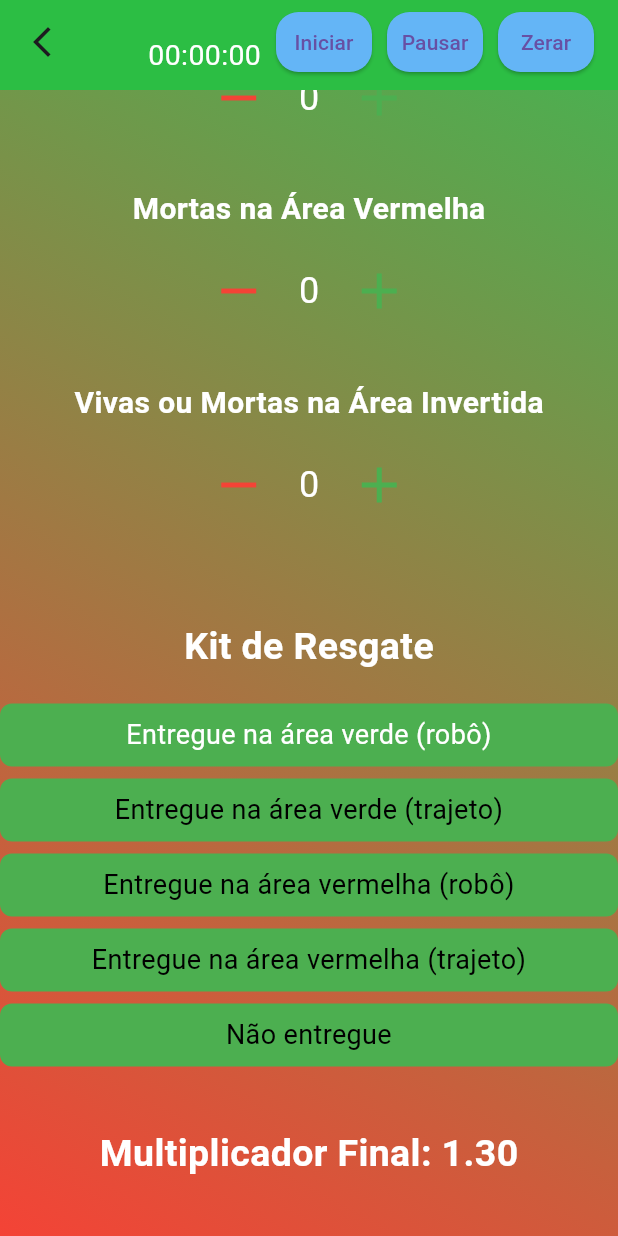
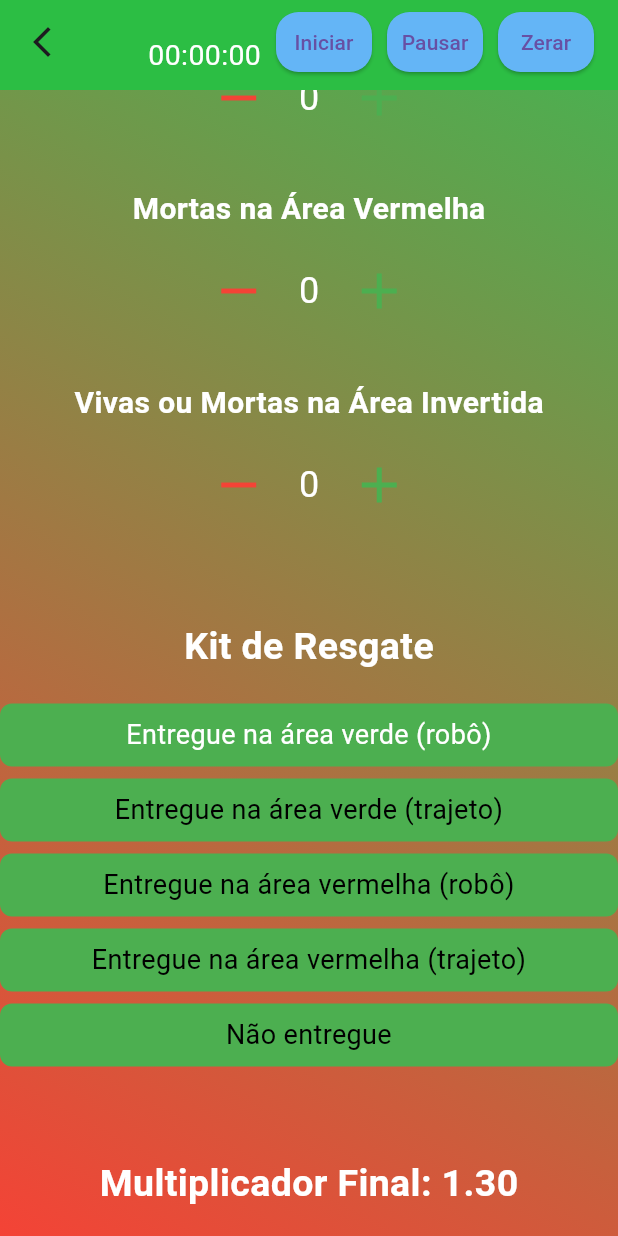
Before and after one commit to GC-Solucoes/pontuador_robolab, a Flutter app: the MyHomePage screen opened by its route, scrolled down 1728 dp, after a tap on "Entregue na área verde (robô)", on a phone screen of 412 x 824 dp. Run offline on Flutter 3.47's test engine with Material 3 defaults, Android fonts, the phone set to English and light mode, and no system bars; our stand-ins replace flutter_keyboard_visibility, sqflite; accounts and stored records are empty; network calls fail.

Commit message:
versao-final

```diff
--- a/lib/core/atom/shared_atom.dart
+++ b/lib/core/atom/shared_atom.dart
@@ -14,6 +14,7 @@ class SharedAtom{
   static num pontos11 = 1.0;
   static num pontos12 = 1.0;
   static num pontos13 = 1.0;
+  static num pontos14 = 1.0;
   static String nome = '';
 
   static String cronometro = '';
--- a/lib/features/inicio_pontuador/presentation/pages/home_page.dart
+++ b/lib/features/inicio_pontuador/presentation/pages/home_page.dart
@@ -1,5 +1,3 @@
-// ignore_for_file: library_private_types_in_public_api, unused_element
-
 import 'dart:async';
 import 'package:flutter/material.dart';
 import 'package:pontuador_robolab/features/inicio_pontuador/presentation/widgets/becos.widget.dart';
@@ -74,7 +72,8 @@ class _MyHomePageState extends State<MyHomePage> {
 
     String formattedMinutes = minutos.toString().padLeft(2, '0');
     String formattedSeconds = segundos.toString().padLeft(2, '0');
-    String formattedMilliseconds = (milissegundos ~/ 10).toString().padLeft(2, '0');
+    String formattedMilliseconds =
+        (milissegundos ~/ 10).toString().padLeft(2, '0');
 
     return '$formattedMinutes:$formattedSeconds:$formattedMilliseconds';
   }
@@ -88,7 +87,25 @@ class _MyHomePageState extends State<MyHomePage> {
     setState(() {});
   }
 
+  num calcMulti() {
+    return SharedAtom.pontos14 = SharedAtom.pontos13 *
+        (SharedAtom.pontos10 * SharedAtom.pontos11 * SharedAtom.pontos12);
+  }
+
+  String formatarPontos(num pontos) {
+    return pontos.toStringAsFixed(2);
+  }
+
   List<int> listaPontos = [];
+
+  int _selectedKitIndex = -1; // Índice do kit de resgate selecionado
+
+  // Função para lidar com a mudança do kit de resgate
+  void _handleKitChanged(int index) {
+    setState(() {
+      _selectedKitIndex = index;
+    });
+  }
 
   @override
   Widget build(BuildContext context) {
@@ -290,7 +307,9 @@ class _MyHomePageState extends State<MyHomePage> {
                   ),
                 ),
                 const SizedBox(height: 20),
-                VitimasVerdeWidget(onQuantidadeVitimasChanged: _handleQuantidadeVitimasChanged),
+                VitimasVerdeWidget(
+                  onQuantidadeVitimasChanged: _handleQuantidadeVitimasChanged,
+                ),
                 const SizedBox(height: 40),
                 const Text(
                   'Mortas na Área Vermelha',
@@ -301,7 +320,9 @@ class _MyHomePageState extends State<MyHomePage> {
                   ),
                 ),
                 const SizedBox(height: 20),
-                VitimasVermelhoWidget(onQuantidadeVitimasChanged: _handleQuantidadeVitimasChanged),
+                VitimasVermelhoWidget(
+                  onQuantidadeVitimasChanged: _handleQuantidadeVitimasChanged,
+                ),
                 const SizedBox(height: 40),
                 const Text(
                   'Vivas ou Mortas na Área Invertida',
@@ -312,7 +333,9 @@ class _MyHomePageState extends State<MyHomePage> {
                   ),
                 ),
                 const SizedBox(height: 20),
-                VitimasInvertidaWidget(onQuantidadeVitimasChanged: _handleQuantidadeVitimasChanged),
+                VitimasInvertidaWidget(
+                  onQuantidadeVitimasChanged: _handleQuantidadeVitimasChanged,
+                ),
                 const SizedBox(height: 60),
                 const Text(
                   'Kit de Resgate',
@@ -323,7 +346,17 @@ class _MyHomePageState extends State<MyHomePage> {
                   ),
                 ),
                 const SizedBox(height: 20),
-                const KitResgateWidget(),
+                KitResgateWidget(
+                  onKitChanged: _handleKitChanged,
+                ),
+                const SizedBox(height: 20),
+                Text(
+                  'Multiplicador Final: ${formatarPontos(calcMulti())}',
+                  style: const TextStyle(
+                      color: Colors.white,
+                      fontWeight: FontWeight.bold,
+                      fontSize: 25),
+                ),
                 const SizedBox(height: 40),
                 ElevatedButton(
                   onPressed: () {
--- a/lib/features/inicio_pontuador/presentation/widgets/kit_resgate.widget.dart
+++ b/lib/features/inicio_pontuador/presentation/widgets/kit_resgate.widget.dart
@@ -1,9 +1,15 @@
 import 'package:flutter/material.dart';
 import 'package:pontuador_robolab/core/atom/shared_atom.dart';
 
+class KitResgateWidget extends StatefulWidget {
+  final VoidCallback? onPontos13Changed;
+  final Function(int) onKitChanged;
 
-class KitResgateWidget extends StatefulWidget {
-  const KitResgateWidget({Key? key}) : super(key: key);
+  const KitResgateWidget({
+    Key? key,
+    this.onPontos13Changed,
+    required this.onKitChanged,
+  }) : super(key: key);
 
   @override
   _KitResgateWidgetState createState() => _KitResgateWidgetState();
@@ -51,6 +57,7 @@ class _KitResgateWidgetState extends State<KitResgateWidget> {
                       } else {
                         SharedAtom.pontos13 = 1.0;
                       }
+                      widget.onKitChanged(index); // Chame o callback com o índice selecionado
                     });
                   },
                   child: Container(
@@ -86,23 +93,8 @@ class _KitResgateWidgetState extends State<KitResgateWidget> {
             ],
           ),
           const SizedBox(height: 40),
-          Text(
-            'Multiplicador Final: ${formatarPontos(SharedAtom.pontos13 * (SharedAtom.pontos10 * SharedAtom.pontos11 * SharedAtom.pontos12))}',
-            style: const TextStyle(
-                color: Colors.white, fontWeight: FontWeight.bold, fontSize: 25),
-          ),
-          const SizedBox(height: 20),
         ],
       ),
     );
   }
-
-  String formatarPontos(num pontos) {
-    return pontos.toStringAsFixed(2);
-  }
-
-  @override
-  void initState() {
-    super.initState();
-  }
 }
--- a/lib/tela_login.dart
+++ b/lib/tela_login.dart
@@ -24,7 +24,7 @@ class _TelaLoginState extends State<TelaLogin> {
               mainAxisAlignment: MainAxisAlignment.center,
               children: [
                 Image.network(
-                  'https://raw.githubusercontent.com/GC-Solucoes/pontuador_robolab/main/lib/assets/image/WhatsApp%20Image%202024-03-26%20at%2011.36.06.jpeg',
+                  'https://raw.githubusercontent.com/GC-Solucoes/pontuador_robolab/main/lib/assets/image/logo-home.png',
                   height: 350.0,
                   width: 350.0,
                 ),
```
